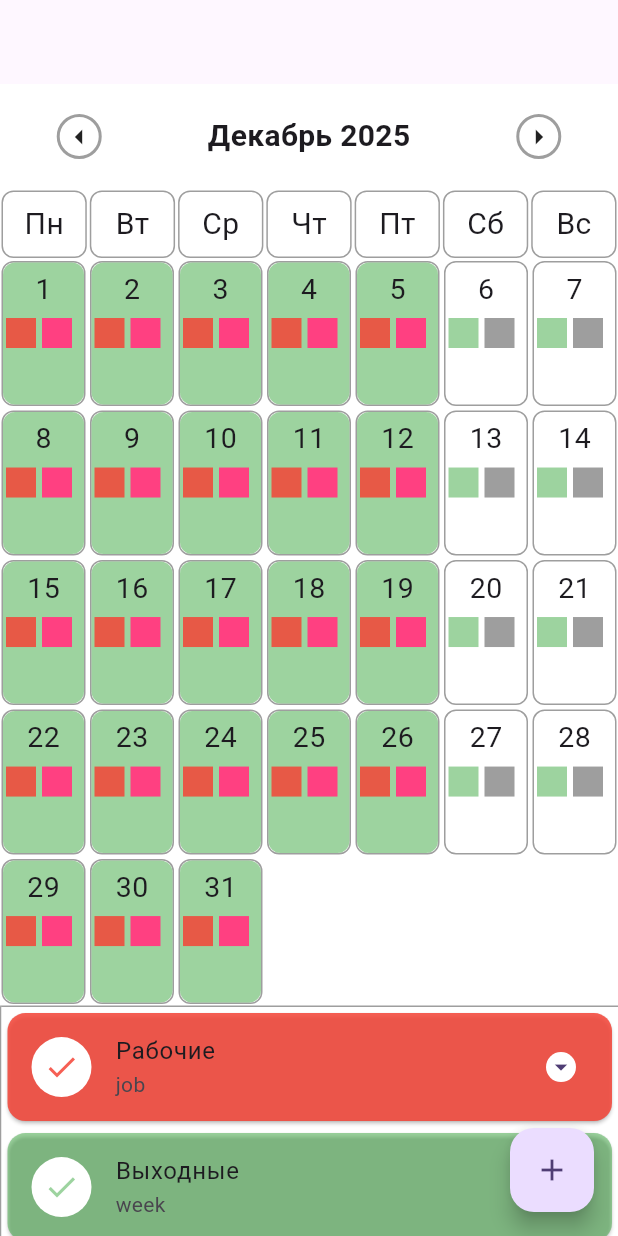
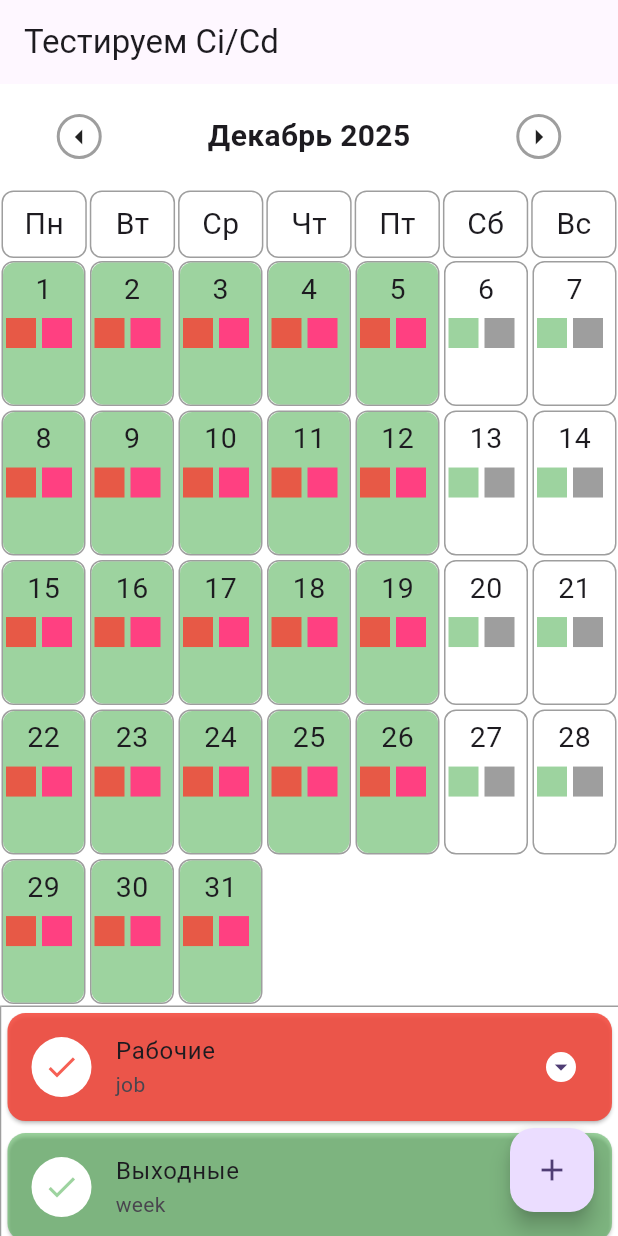
Before and after one commit to budemZhit/focusflow_front, a Flutter app: the screen it shows after launch, on a phone screen of 412 x 824 dp. Run offline on Flutter 3.47's test engine with Material 3 defaults, Android fonts, the phone set to English and light mode, and no system bars.

Commit message:
Fix workflow + update front

```diff
--- a/focus_flow/lib/main.dart
+++ b/focus_flow/lib/main.dart
@@ -67,7 +67,7 @@ class _MyHomePageState extends State<MyHomePage> {
   @override
   Widget build(BuildContext context) {
     return Scaffold(
-      appBar: AppBar(),
+      appBar: AppBar(title: Text("Тестируем Ci/Cd")),
       body: LayoutBuilder(
         builder: (context, constraints) {
           if (constraints.maxWidth < 815) {
```
Also changed, not shown: focus_flow/.github/workflows/focus_flow_front_ci.yaml, focus_flow/pubspec.lock.
